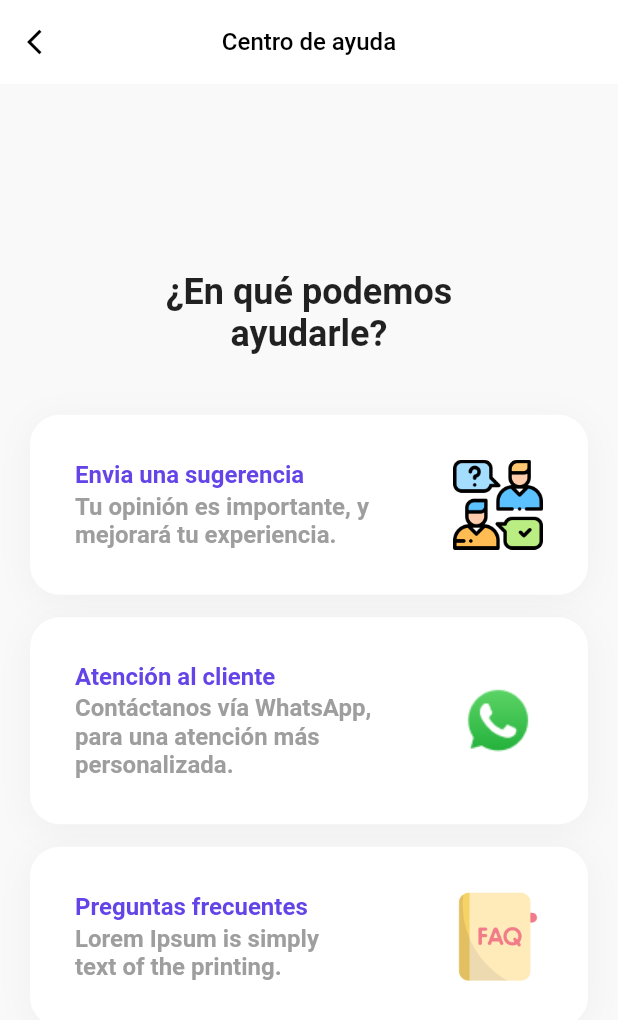
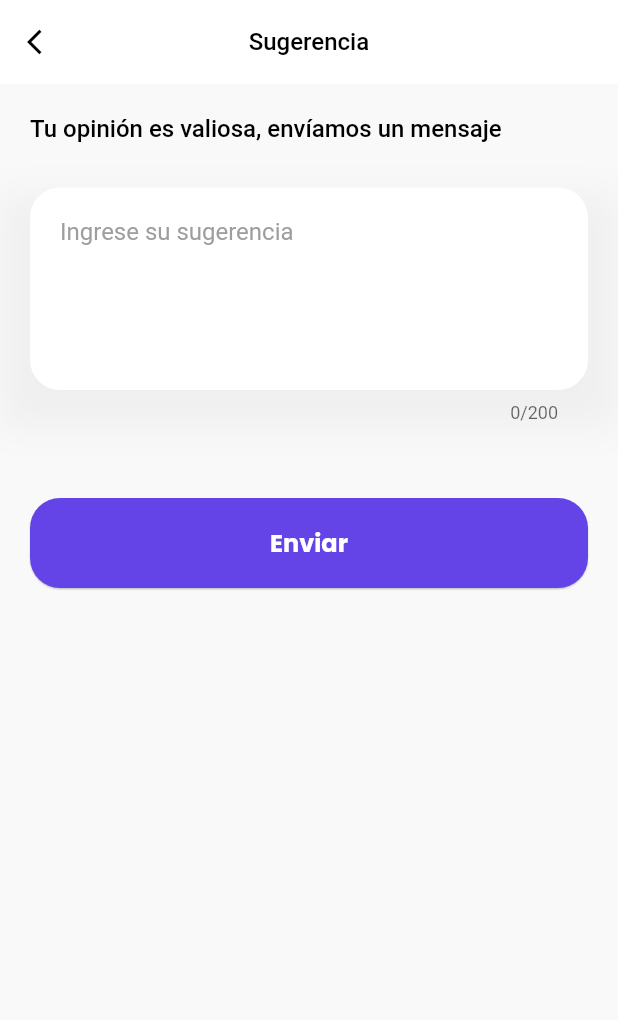
Before and after one commit to CruzAlvaro97/Pet_Care, a Flutter app: the HelpPage screen opened directly, after a tap on "Envia una sugerencia", on a phone screen of 412 x 824 dp. Shown: the top 1020 px of the screen. Run offline on Flutter 3.47's test engine with Material 2 defaults, Android fonts, the phone set to English and light mode, and no system bars; our stand-ins replace expandable_text, google_fonts, lottie, salomon_bottom_bar, smooth_page_indicator; network calls fail.

Commit message:
2022/12/10 - 01:15
- Suggestion Page
- Adoption Page

```diff
--- a/lib/src/models/pets_filter_model.dart
+++ b/lib/src/models/pets_filter_model.dart
@@ -11,11 +11,11 @@ class PetsFilter {
 List<PetsFilter> petsFilter = [
   PetsFilter(
     typePet: 'Todos',
-    iconPet: 'assets/icons/todosIcon_enAdocion.png',
+    iconPet: 'assets/icons/todosIcon_enAdopcion.png',
   ),
   PetsFilter(
     typePet: 'Perros',
-    iconPet: 'assets/icons/perrosIcon_enAdocion.png',
+    iconPet: 'assets/icons/perrosIcon_enAdopcion.png',
   ),
   PetsFilter(
     typePet: 'Gatos',
--- a/lib/src/utils/style/custom_text_style.dart
+++ b/lib/src/utils/style/custom_text_style.dart
@@ -36,7 +36,6 @@ class CustomTextStyle {
   static TextStyle text2 = GoogleFonts.poppins(
     fontSize: 16,
     fontWeight: FontWeight.w700,
-    // color: CustomColor.white,
   );
 
   static TextStyle paragraph = GoogleFonts.poppins(
@@ -48,13 +47,11 @@ class CustomTextStyle {
   static TextStyle helperText = GoogleFonts.poppins(
     fontSize: 12,
     fontWeight: FontWeight.w500,
-    color: CustomColor.grey,
   );
 
   static TextStyle helperText2 = GoogleFonts.poppins(
     fontSize: 10,
     fontWeight: FontWeight.w500,
-    color: CustomColor.grey,
   );
 
   // Aquí se definirán los estilos de fuente
--- a/lib/src/views/pages/help_page/help_page.dart
+++ b/lib/src/views/pages/help_page/help_page.dart
@@ -1,4 +1,8 @@
+// ignore_for_file: avoid_print
+
+import 'package:flutter/cupertino.dart';
 import 'package:flutter/material.dart';
+import 'package:pet_society/src/views/pages/help_page/sugestion_page.dart/suggestion_page.dart';
 
 class HelpPage extends StatelessWidget {
   const HelpPage({Key? key}) : super(key: key);
@@ -19,7 +23,10 @@ class HelpPage extends StatelessWidget {
         ),
         centerTitle: true,
         leading: IconButton(
-          onPressed: () {},
+          onPressed: () {
+            Navigator.pop(context,
+                CupertinoPageRoute(builder: (context) => const HelpPage()));
+          },
           icon: const Icon(
             Icons.arrow_back_ios,
             color: Colors.black,
@@ -48,10 +55,10 @@ class HelpPage extends StatelessWidget {
                 imgPath: 'assets/images/sugerencia.png',
                 text: 'Tu opinión es importante, y\nmejorará tu experiencia.',
                 onTap: () {
-                  // Navigator.push(
-                  //     context,
-                  //     CupertinoPageRoute(
-                  //         builder: (context) => const SuggestionPage()));
+                  Navigator.push(
+                      context,
+                      CupertinoPageRoute(
+                          builder: (context) => const SuggestionPage()));
                 },
               ),
               _CardTypePublication(
@@ -130,7 +137,7 @@ class _CardTypePublication extends StatelessWidget {
                     color: Color(0xFF6444E7),
                   ),
                 ),
-                SizedBox(height: 2.0),
+                const SizedBox(height: 2.0),
                 Text(
                   text,
                   style: const TextStyle(
--- /dev/null
+++ b/lib/src/views/pages/help_page/sugestion_page.dart/suggestion_page.dart
@@ -0,0 +1,138 @@
+import 'package:flutter/cupertino.dart';
+import 'package:flutter/material.dart';
+import 'package:pet_society/src/utils/index_utils.dart';
+import 'package:pet_society/src/views/widget/button_widget/custom_button_widget.dart';
+
+class SuggestionPage extends StatelessWidget {
+  const SuggestionPage({Key? key}) : super(key: key);
+
+  @override
+  Widget build(BuildContext context) {
+    return Scaffold(
+      backgroundColor: const Color(0xFFF9F9F9),
+      appBar: AppBar(
+        elevation: 0,
+        backgroundColor: Colors.white,
+        title: const Text(
+          'Sugerencia',
+          style: TextStyle(
+            color: Colors.black,
+            fontSize: 16.0,
+          ),
+        ),
+        centerTitle: true,
+        leading: IconButton(
+          onPressed: () {
+            Navigator.pop(
+                context,
+                CupertinoPageRoute(
+                    builder: (context) => const SuggestionPage()));
+          },
+          icon: const Icon(
+            Icons.arrow_back_ios,
+            color: Colors.black,
+            size: 20,
+          ),
+        ),
+      ),
+      body: Center(
+        child: Column(
+          crossAxisAlignment: CrossAxisAlignment.start,
+          children: [
+            const Padding(
+              padding: EdgeInsets.all(20.0),
+              child: Text(
+                'Tu opinión es valiosa, envíamos un mensaje',
+                style: TextStyle(
+                  fontWeight: FontWeight.w500,
+                  fontSize: 16.0,
+                  color: Colors.black,
+                ),
+              ),
+            ),
+            const SizedBox(height: 10.0),
+            Container(
+              padding: const EdgeInsets.symmetric(horizontal: 20.0),
+              decoration: BoxDecoration(
+                boxShadow: [
+                  BoxShadow(
+                    color: Colors.black.withOpacity(0.04),
+                    offset: const Offset(0.0, 4.0),
+                    blurRadius: 20.0,
+                  ),
+                ],
+              ),
+              child: TextFormField(
+                style: const TextStyle(),
+                autocorrect: false,
+                minLines: 5,
+                maxLines: 5,
+                maxLength: 200,
+                keyboardType: TextInputType.multiline,
+                cursorColor: const Color.fromARGB(255, 255, 104, 63),
+                decoration: customInputDecoration(
+                  hintText: 'Ingrese su sugerencia',
+                ),
+              ),
+            ),
+            const SizedBox(height: 30.0),
+            Padding(
+              padding: const EdgeInsets.all(20.0),
+              child: CustomButtonWidget(
+                onPressed: () {},
+                colorButton: CustomColor.primary,
+                text: 'Enviar',
+                textStyle:
+                    CustomTextStyle.text2.copyWith(color: CustomColor.white),
+              ),
+            ),
+          ],
+        ),
+      ),
+    );
+  }
+}
+
+InputDecoration customInputDecoration({
+  final String? hintText,
+  final Widget? prefixIcon,
+  final Widget? suffixIcon,
+}) {
+  return InputDecoration(
+    enabledBorder: OutlineInputBorder(
+      borderSide: const BorderSide(
+        width: 2,
+        color: Colors.transparent,
+      ),
+      borderRadius: BorderRadius.circular(20.0),
+    ),
+    focusedBorder: OutlineInputBorder(
+      borderSide: const BorderSide(
+        width: 2,
+        color: Colors.transparent,
+      ),
+      borderRadius: BorderRadius.circular(20.0),
+    ),
+    errorBorder: OutlineInputBorder(
+      borderSide: const BorderSide(
+        width: 2,
+        color: Colors.red,
+      ),
+      borderRadius: BorderRadius.circular(20.0),
+    ),
+    focusedErrorBorder: OutlineInputBorder(
+      borderSide: const BorderSide(
+        width: 2,
+        color: Colors.red,
+      ),
+      borderRadius: BorderRadius.circular(20.0),
+    ),
+    filled: true,
+    fillColor: Colors.white,
+    hintText: hintText,
+    hintStyle: TextStyle(color: Colors.grey),
+    prefixIcon: prefixIcon,
+    suffixIcon: suffixIcon,
+    contentPadding: const EdgeInsets.all(20.0),
+  );
+}
```
Also changed, not shown: lib/src/models/pets_adoption_model.dart (+14 -0 lines), lib/src/views/pages/home_page/home_subpages/en_adopcion_subpage.dart (+116 -12 lines), lib/src/views/pages/home_page/home_subpages/home_subpage.dart (+10 -5 lines), assets/icons/avesIcon_enAdopcion.png, assets/icons/otrosIcon_enAdopcion.png, assets/icons/perrosIcon_enAdopcion.png (renamed from assets/icons/perrosIcon_enAdocion.png), assets/icons/todosIcon2_enAdopcion.png (renamed from assets/icons/todosIcon_enAdocion.png), assets/icons/todosIcon_enAdopcion.png (added).
